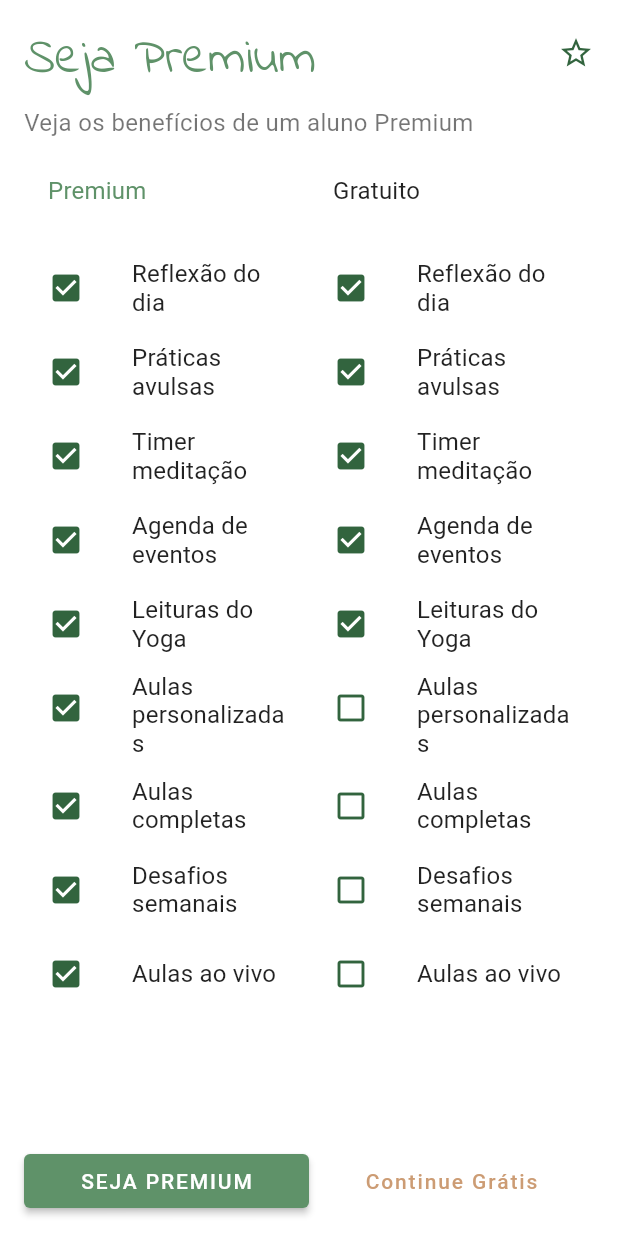
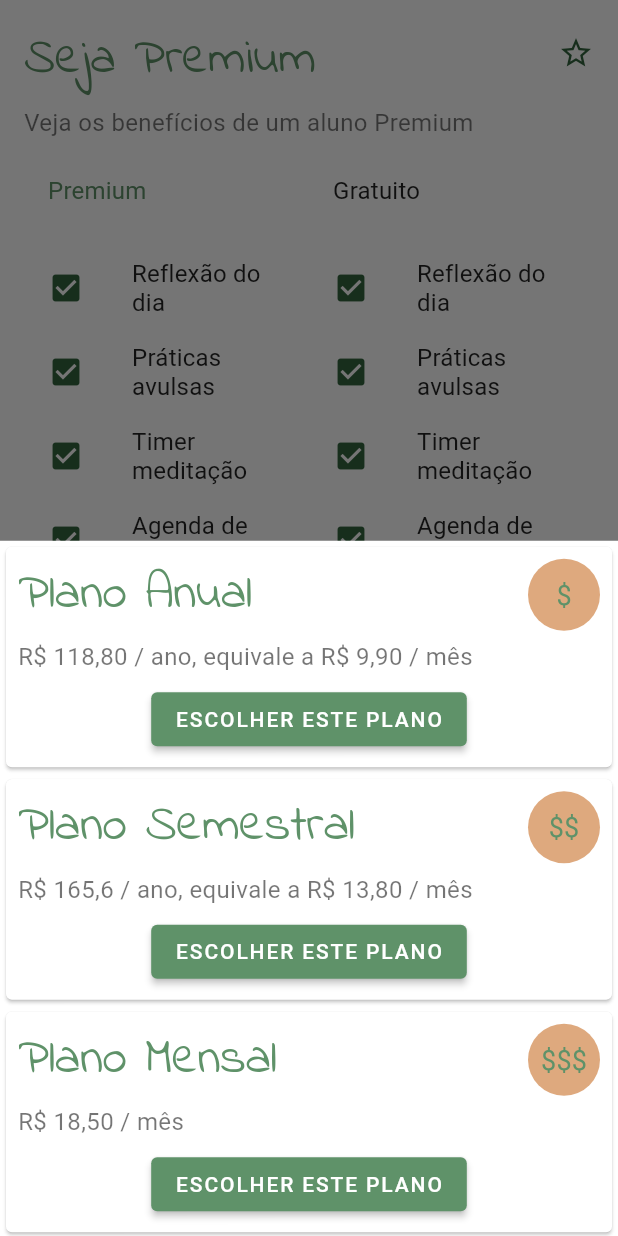
Before and after one commit to pachecofc/yoganath, a Flutter app: the Premium screen opened by its route, after a tap on "SEJA PREMIUM", on a phone screen of 412 x 824 dp. Run offline on Flutter 3.47's test engine with Material 2 defaults, Android fonts, the phone set to English and light mode, and no system bars; our stand-ins replace table_calendar.

Commit message:
feat: plans bottom sheet

```diff
--- /dev/null
+++ b/lib/screens/plans_screen.dart
@@ -0,0 +1,80 @@
+import 'package:flutter/material.dart';
+import 'package:yoganath/widgets/reusableRaisedButton.dart';
+
+class Plans extends StatelessWidget {
+  @override
+  Widget build(BuildContext context) {
+    return ListView(
+      children: <Widget>[
+        ReusablePlanCard(
+          planName: 'Anual',
+          planPrice: 'R\$ 118,80 / ano, equivale a R\$ 9,90 / mês',
+        ),
+        ReusablePlanCard(
+          planName: 'Semestral',
+          planPrice: 'R\$ 165,6 / ano, equivale a R\$ 13,80 / mês',
+          planSymbol: '\$\$',
+        ),
+        ReusablePlanCard(
+          planName: 'Mensal',
+          planPrice: 'R\$ 18,50 / mês',
+          planSymbol: '\$\$\$',
+        ),
+      ],
+    );
+  }
+}
+
+class ReusablePlanCard extends StatelessWidget {
+  const ReusablePlanCard(
+      {@required this.planName,
+      @required this.planPrice,
+      this.planSymbol = '\$'});
+
+  final String planName;
+  final String planPrice;
+  final String planSymbol;
+
+  @override
+  Widget build(BuildContext context) {
+    return Card(
+      child: Padding(
+        padding: const EdgeInsets.all(8.0),
+        child: Column(
+          children: <Widget>[
+            Row(
+              mainAxisAlignment: MainAxisAlignment.spaceBetween,
+              children: <Widget>[
+                Text(
+                  'Plano $planName',
+                  style: Theme.of(context).textTheme.headline5,
+                ),
+                CircleAvatar(
+                  backgroundColor: Theme.of(context).bottomAppBarColor,
+                  radius: 24.0,
+                  child: Text(
+                    planSymbol,
+                    style: TextStyle(
+                      color: Theme.of(context).buttonColor,
+                      fontSize: 18.0,
+                    ),
+                  ),
+                )
+              ],
+            ),
+            Padding(
+              padding: const EdgeInsets.symmetric(vertical: 8.0),
+              child: Row(
+                children: <Widget>[
+                  Text(planPrice),
+                ],
+              ),
+            ),
+            ReusableRaisedButton(
+                buttonText: 'ESCOLHER ESTE PLANO', onPressed: () {}),
+          ],
+        ),
+      ),
+    );
+  }
+}
--- a/lib/screens/premium_screen.dart
+++ b/lib/screens/premium_screen.dart
@@ -1,4 +1,5 @@
 import 'package:flutter/material.dart';
+import 'package:yoganath/screens/plans_screen.dart';
 import 'package:yoganath/widgets/reusableFlatButton.dart';
 import 'package:yoganath/widgets/reusableRaisedButton.dart';
 import 'package:yoganath/widgets/reusableTitle.dart';
@@ -89,7 +90,13 @@ class Footer extends StatelessWidget {
         children: <Widget>[
           Expanded(
             child: ReusableRaisedButton(
-                buttonText: 'SEJA PREMIUM', onPressed: () {}),
+                buttonText: 'SEJA PREMIUM',
+                onPressed: () {
+                  showModalBottomSheet(
+                    context: context,
+                    builder: (context) => Plans(),
+                  );
+                }),
           ),
           Expanded(
             child: ReusableFlatButton(
```
